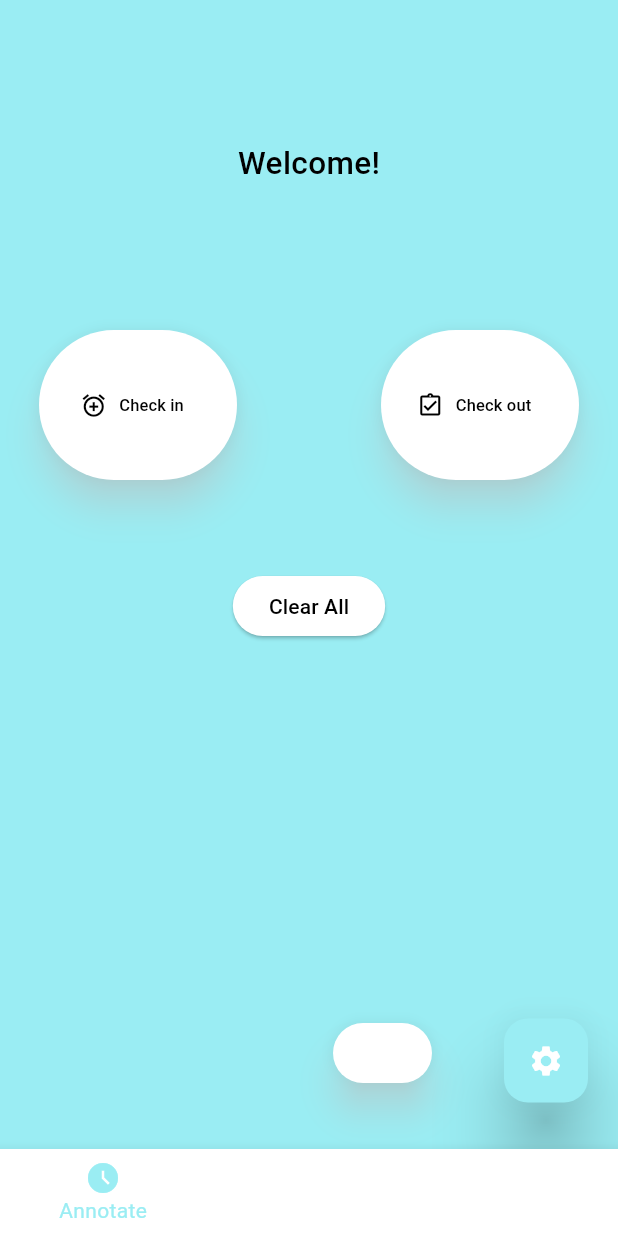
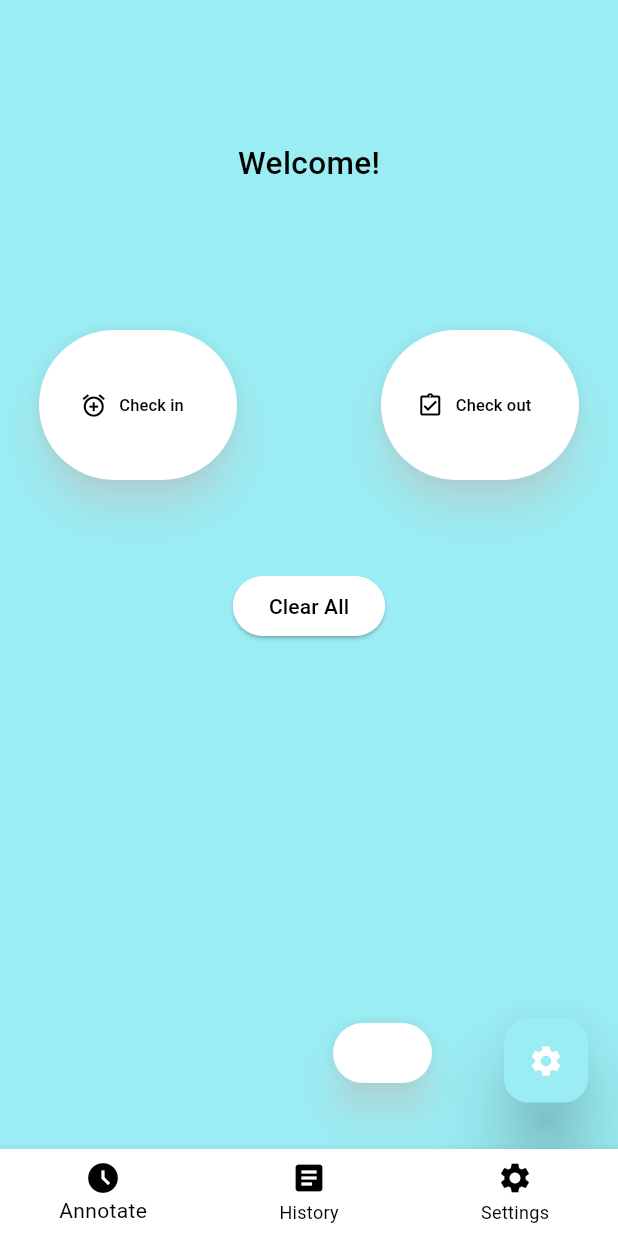
Before and after one commit to KrukDallan/GetClocked, a Flutter app: the screen it shows after launch, on a phone screen of 412 x 824 dp. Run offline on Flutter 3.47's test engine with Material 2 defaults, Android fonts, the phone set to English and light mode, and no system bars; our stand-ins replace hive, hive_flutter, numberpicker, shared_preferences; accounts and stored records are empty.

Commit message:
Refactored some widgets

```diff
--- a/lib/main.dart
+++ b/lib/main.dart
@@ -294,11 +294,11 @@ class _MyHomePageState extends State<MyHomePage> {
       case 0:
         page = const AnnotatePage();
       case 1:
-        page = HistoryPage();
+        page = const HistoryPage();
       case 2:
         page = const SettingsPage();
       default:
-        page = Container(child: Text('UnimplementedError(no widget for $selectedIndex)'));
+        page = Text('UnimplementedError(no widget for $selectedIndex)');
     }
 
     var mainArea = ColoredBox(
@@ -318,12 +318,15 @@ class _MyHomePageState extends State<MyHomePage> {
                 Expanded(child: mainArea),
                 SafeArea(
                   child: BottomNavigationBar(
-                      unselectedItemColor: colorScheme.secondary,
-                      selectedItemColor: colorScheme.primary,
-                      items: const [
+                      unselectedItemColor: colorScheme.onPrimary,
+                      selectedItemColor: colorScheme.onPrimary,
+                      backgroundColor: colorScheme.secondary,
+                      items: [
                         BottomNavigationBarItem(
+                          backgroundColor: colorScheme.secondary,
                           icon: Icon(
                             Icons.access_time_filled,
+                            color: colorScheme.onPrimary,
                           ),
                           label: 'Annotate',
                         ),
@@ -685,16 +688,14 @@ class HistoryPage extends StatelessWidget {
     }
 
     return SafeArea(
-      child: Container(
-        decoration: BoxDecoration(
-          color: colorScheme.primaryContainer,
-        ),
+      child: Scaffold(
+        body: SingleChildScrollView(
           child: Column(
             mainAxisSize: MainAxisSize.max,
             mainAxisAlignment: MainAxisAlignment.start,
             crossAxisAlignment: CrossAxisAlignment.center,
             children: [
-            Padding(padding: EdgeInsets.only(top: 10)),
+              const Padding(padding: EdgeInsets.only(top: 14)),
               Center(
                 child: Text(
                   'Your annotations',
@@ -742,6 +743,7 @@ class HistoryPage extends StatelessWidget {
             ],
           ),
         ),
+      ),
     );
   }
 }
```
Also changed, not shown: lib/settings.dart (+14 -14 lines). Lines whose indentation alone changed are shown as unchanged.
